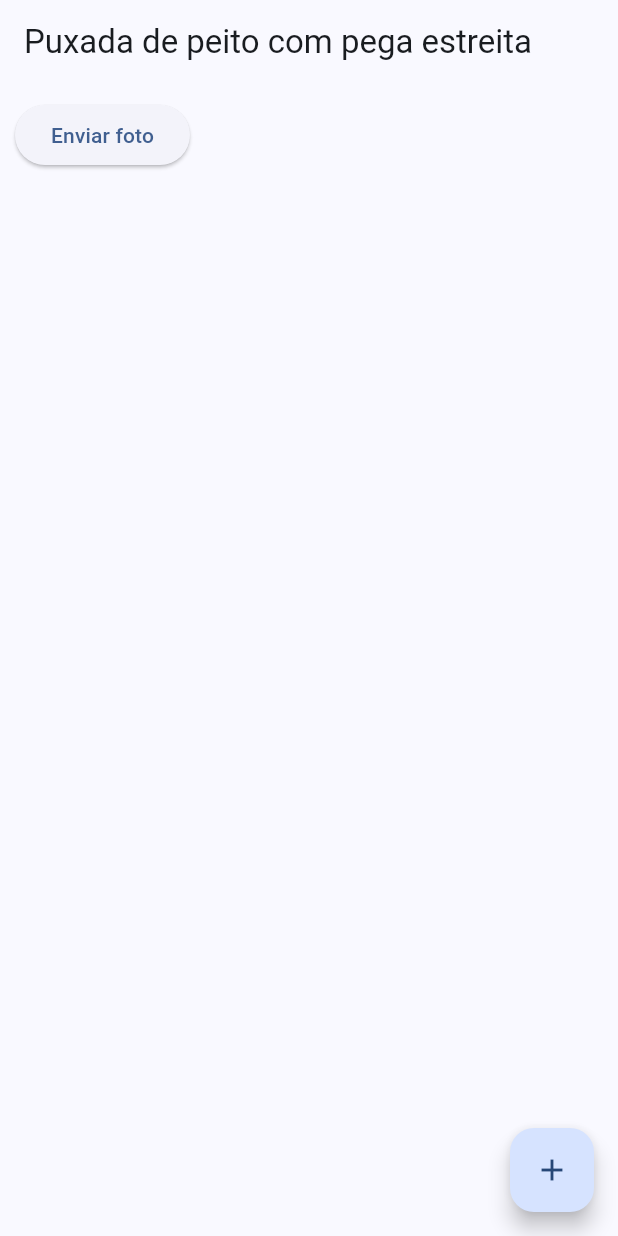
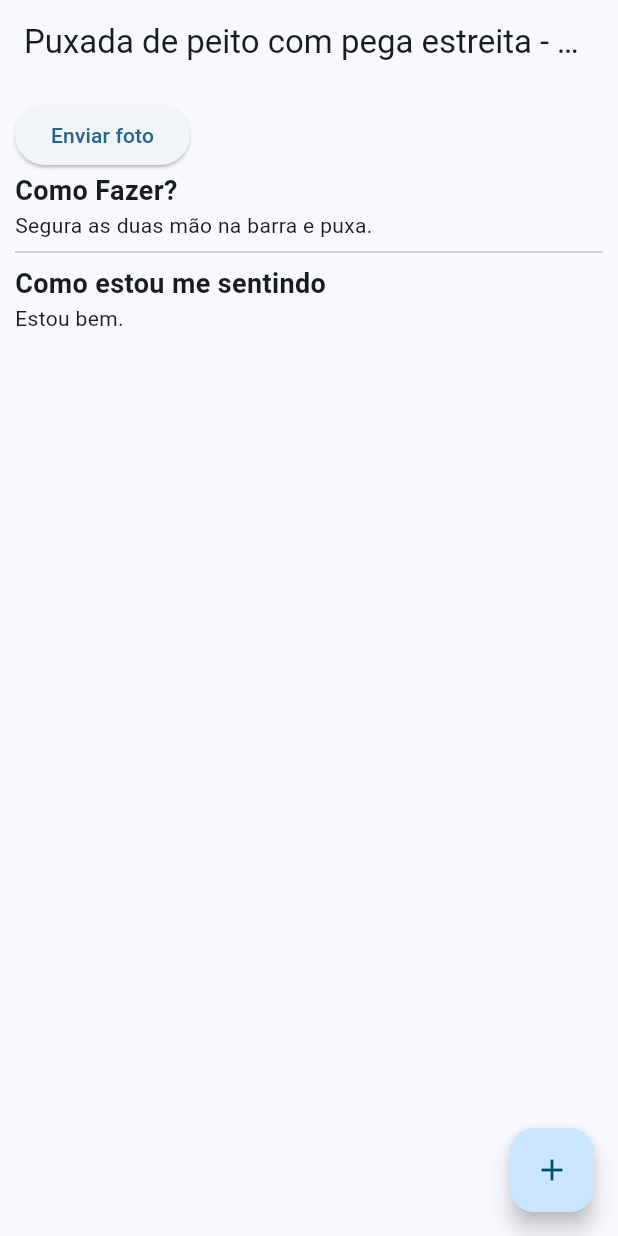
Before and after one commit to AllanGd/Flutter-Gym, a Flutter app: the screen it shows after launch, after a tap on "Enviar foto", on a phone screen of 412 x 824 dp. Run offline on Flutter 3.47's test engine with Material 3 defaults, Android fonts, the phone set to English and light mode, and no system bars.

Commit message:
criado o exercicio model e a tela de visualização

```diff
--- /dev/null
+++ b/lib/Models/exercicio_modelo.dart
@@ -0,0 +1,32 @@
+class ExercicioModelo {
+  String id;
+  String nome;
+  String treino;
+  String comoFazer;
+
+  String? urlImagem;
+
+  ExercicioModelo({
+    required this.id,
+    required this.nome,
+    required this.treino,
+    required this.comoFazer,
+  });
+
+  ExercicioModelo.fromMap(Map<String, dynamic> map)
+      : id = map["id"],
+        nome = map["nome"],
+        treino = map["treino"],
+        comoFazer = map["comoFazer"],
+        urlImagem = map["urlImagem"];
+
+  Map<String, dynamic> toMap() {
+    return {
+      "id": id,
+      "nome": nome,
+      "treino": treino,
+      "comoFazer": comoFazer,
+      "urlImagem": urlImagem,
+    };
+  }
+}
--- /dev/null
+++ b/lib/Models/sentimento_modelo.dart
@@ -0,0 +1,24 @@
+class SentimentoModelo {
+  String id;
+  String sentindo;
+  String data;
+
+  SentimentoModelo({
+    required this.id,
+    required this.sentindo,
+    required this.data,
+  });
+
+  SentimentoModelo.fromMap(Map<String, dynamic> map)
+      : id = map["id"],
+        sentindo = map["sentindo"],
+        data = map["data"];
+
+  Map<String, dynamic> toMap() {
+    return {
+      "id": id,
+      "sentindo": sentindo,
+      "data": data,
+    };
+  }
+}
--- a/lib/MyHomePage.dart
+++ /dev/null
@@ -1,30 +0,0 @@
-import 'package:flutter/material.dart';
-
-class MyHomePage extends StatelessWidget {
-  const MyHomePage({super.key});
-
-  @override
-  Widget build(BuildContext context) {
-    return Scaffold(
-      appBar: AppBar(
-        title: const Text('Puxada de peito com pega estreita'),
-      ),
-      floatingActionButton: FloatingActionButton(
-        onPressed: () {
-          print("Floating Action Button clicado");
-        },
-        child: const Icon(Icons.add),
-      ),
-      body: Padding(
-        padding: const EdgeInsets.all(10.0),
-        child: Column(
-          children: [
-            ElevatedButton(onPressed: () {
-              print("Elevated Button clicado");
-            }, child: const Text("Enviar foto")),
-          ],
-        ),
-      ),
-    );
-  }
-}
--- /dev/null
+++ b/lib/Views/exercicio_tela.dart
@@ -0,0 +1,65 @@
+import 'package:flutter/material.dart';
+import 'package:myapp/Models/exercicio_modelo.dart';
+import 'package:myapp/Models/sentimento_modelo.dart';
+
+class ExercicioTela extends StatelessWidget {
+  ExercicioTela({super.key});
+
+  final ExercicioModelo exercicioModelo = ExercicioModelo(
+      id: "ex01",
+      nome: "Remada Baixa Supinada",
+      treino: "Treino A",
+      comoFazer: "Segura a barra e puxa");
+
+  final List<SentimentoModelo> listaSentimentos = [
+    SentimentoModelo(
+        id: "ex01", sentindo: "Pouco ativação hoje", data: "2022-02-17"),
+    SentimentoModelo(
+        id: "ex01", sentindo: "Senti a ativação hoje", data: "2022-02-19"),
+  ];
+
+  @override
+  Widget build(BuildContext context) {
+    return Scaffold(
+      appBar: AppBar(
+        title: const Text('Puxada de peito com pega estreita - Treino A'),
+      ),
+      floatingActionButton: FloatingActionButton(
+        onPressed: () {
+          debugPrint("Floating Action Button clicado");
+        },
+        child: const Icon(Icons.add),
+      ),
+      body: Padding(
+        padding: const EdgeInsets.all(10.0),
+        child: Column(
+          crossAxisAlignment: CrossAxisAlignment.start,
+          children: [
+            ElevatedButton(
+                onPressed: () {
+                  debugPrint("Elevated Button clicado");
+                },
+                child: const Text("Enviar foto")),
+            const Text(
+              "Como Fazer?",
+              style: TextStyle(
+                fontWeight: FontWeight.bold,
+                fontSize: 18,
+              ),
+            ),
+            const Text("Segura as duas mão na barra e puxa."),
+            const Divider(),
+            const Text(
+              "Como estou me sentindo",
+              style: TextStyle(
+                fontWeight: FontWeight.bold,
+                fontSize: 18,
+              ),
+            ),
+            const Text("Estou bem."),
+          ],
+        ),
+      ),
+    );
+  }
+}
--- a/lib/main.dart
+++ b/lib/main.dart
@@ -1,5 +1,5 @@
 import 'package:flutter/material.dart';
-import 'package:myapp/MyHomePage.dart';
+import 'package:myapp/Views/exercicio_tela.dart';
 
 void main() {
   runApp(const MyApp());
@@ -14,25 +14,10 @@ class MyApp extends StatelessWidget {
     return MaterialApp(
       title: 'Flutter Demo',
       theme: ThemeData(
-        // This is the theme of your application.
-        //
-        // TRY THIS: Try running your application with "flutter run". You'll see
-        // the application has a blue toolbar. Then, without quitting the app,
-        // try changing the seedColor in the colorScheme below to Colors.green
-        // and then invoke "hot reload" (save your changes or press the "hot
-        // reload" button in a Flutter-supported IDE, or press "r" if you used
-        // the command line to start the app).
-        //
-        // Notice that the counter didn't reset back to zero; the application
-        // state is not lost during the reload. To reset the state, use hot
-        // restart instead.
-        //
-        // This works for code too, not just values: Most code changes can be
-        // tested with just a hot reload.
-        colorScheme: ColorScheme.fromSeed(seedColor: const Color.fromARGB(255, 59, 144, 255)),
+        colorScheme: ColorScheme.fromSeed(seedColor: Colors.lightBlue),
         useMaterial3: true,
       ),
-      home: const MyHomePage(),
+      home: ExercicioTela(),
     );
   }
 }
```
Also changed, not shown: pubspec.lock.
